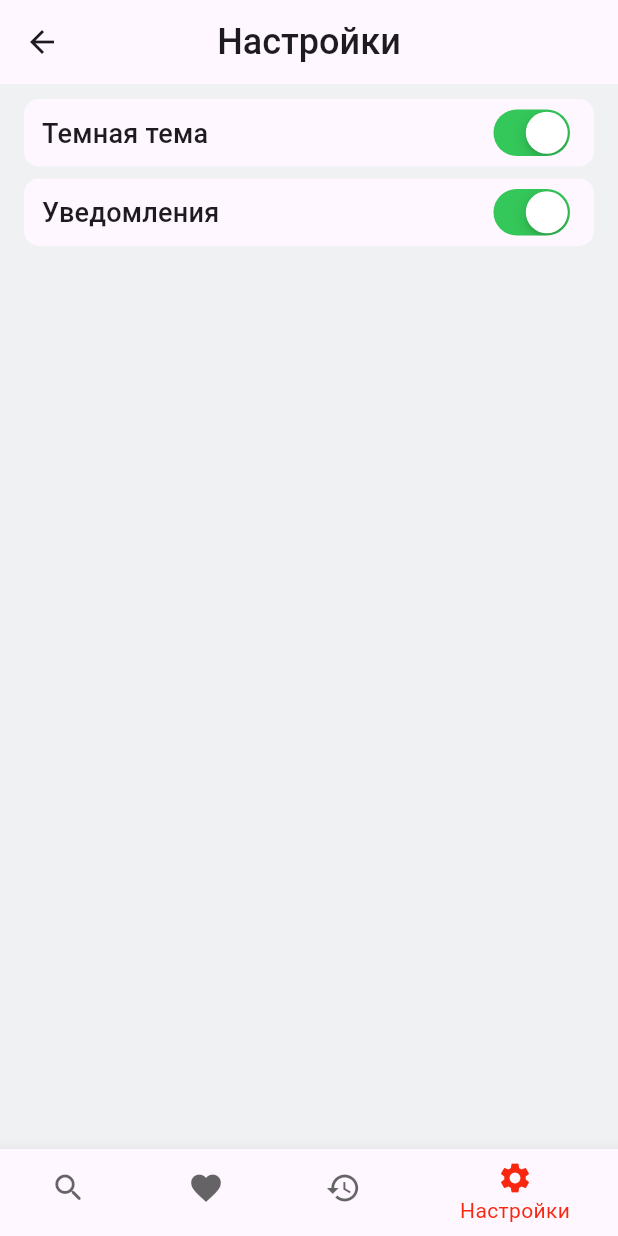
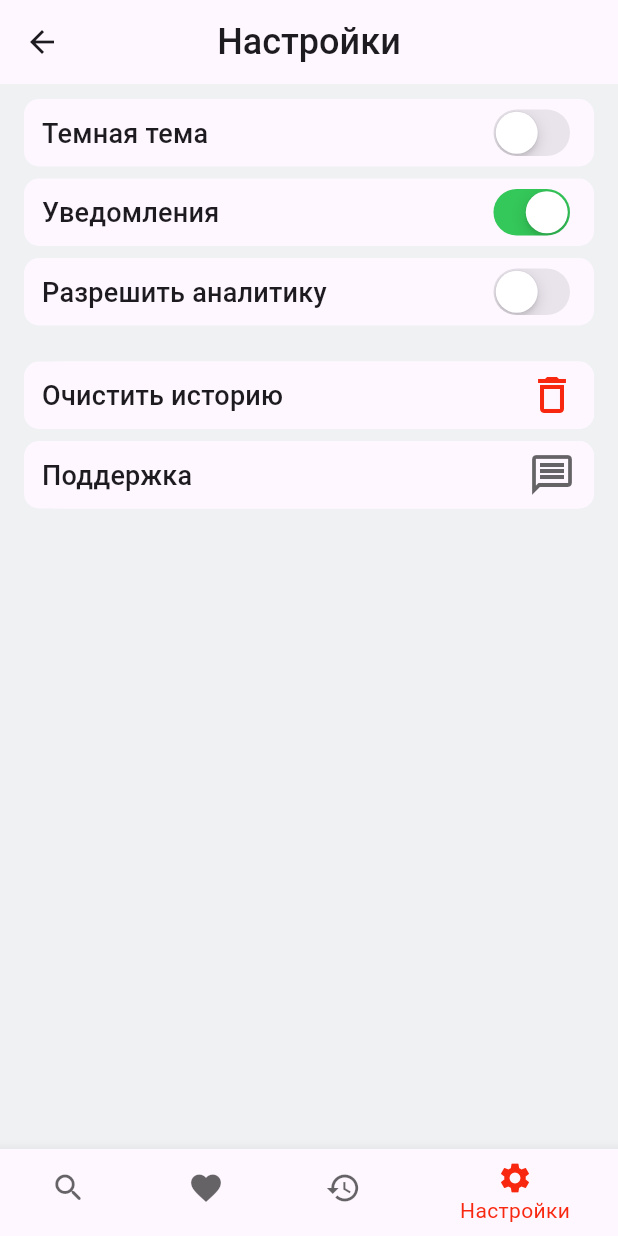
Before and after one commit to dudeel/Rhymer, a Flutter app: the SettingScreen screen opened by its route, on a phone screen of 412 x 824 dp. Run offline on Flutter 3.47's test engine with Material 2 defaults, Android fonts, the phone set to English and light mode, and no system bars; our stand-ins replace auto_route.

```diff
--- a/lib/features/favorite/view/favorites_screen.dart
+++ b/lib/features/favorite/view/favorites_screen.dart
@@ -52,6 +52,8 @@ class FeaturesBlock extends StatelessWidget {
     return SliverList.builder(
         itemCount: 30,
         itemBuilder: (context, index) => const RhymeListCard(
+              rhyme: 'Рифма',
+              sourceWord: 'Слово',
               isFavorite: true,
             ));
   }
--- a/lib/features/search/view/search_screen.dart
+++ b/lib/features/search/view/search_screen.dart
@@ -83,6 +83,9 @@ class RhymesBlock extends StatelessWidget {
   @override
   Widget build(BuildContext context) {
     return SliverList.builder(
-        itemCount: 30, itemBuilder: (context, index) => const RhymeListCard());
+        itemCount: 30,
+        itemBuilder: (context, index) => const RhymeListCard(
+              rhyme: 'Рифма',
+            ));
   }
 }
--- a/lib/features/settings/view/settings_screen.dart
+++ b/lib/features/settings/view/settings_screen.dart
@@ -8,23 +8,43 @@ class SettingScreen extends StatelessWidget {
 
   @override
   Widget build(BuildContext context) {
+    final theme = Theme.of(context);
     return CustomScrollView(
       slivers: [
         const MainAppBar(),
         const SliverToBoxAdapter(child: SizedBox(height: 10)),
         SliverToBoxAdapter(
-          child: SettingsListCard(
+          child: SettingsToggleCard(
             title: 'Темная тема',
+            value: false,
+            onChanged: (v) {},
+          ),
+        ),
+        SliverToBoxAdapter(
+          child: SettingsToggleCard(
+            title: 'Уведомления',
             value: true,
             onChanged: (v) {},
           ),
         ),
         SliverToBoxAdapter(
-          child: SettingsListCard(
-            title: 'Уведомления',
-            value: true,
+          child: SettingsToggleCard(
+            title: 'Разрешить аналитику',
+            value: false,
             onChanged: (v) {},
           ),
+        ),
+        const SliverToBoxAdapter(child: SizedBox(height: 16)),
+        SettingsActionCard(
+          title: 'Очистить историю',
+          icon: Icons.delete_outline,
+          iconColor: theme.primaryColor,
+          onTap: () {},
+        ),
+        SettingsActionCard(
+          title: 'Поддержка',
+          icon: Icons.message_outlined,
+          onTap: () {},
         ),
       ],
     );
--- a/lib/features/settings/widgets/settings_list_card.dart
+++ b/lib/features/settings/widgets/settings_toggle_card.dart
@@ -2,8 +2,8 @@ import 'package:flutter/cupertino.dart';
 import 'package:flutter/material.dart';
 import 'package:rhymer/core/ui/widgets/base/base.dart';
 
-class SettingsListCard extends StatelessWidget {
-  const SettingsListCard(
+class SettingsToggleCard extends StatelessWidget {
+  const SettingsToggleCard(
       {super.key, required this.title, required this.value, this.onChanged});
 
   final String title;
--- a/lib/features/settings/widgets/widgets.dart
+++ b/lib/features/settings/widgets/widgets.dart
@@ -1 +1,2 @@
-export 'settings_list_card.dart';
+export 'settings_action_card.dart';
+export 'settings_toggle_card.dart';
```
Also changed, not shown: lib/core/ui/widgets/rhyme_list_card.dart (+26 -3 lines), lib/features/settings/widgets/settings_action_card.dart (added, +51 -0 lines).
